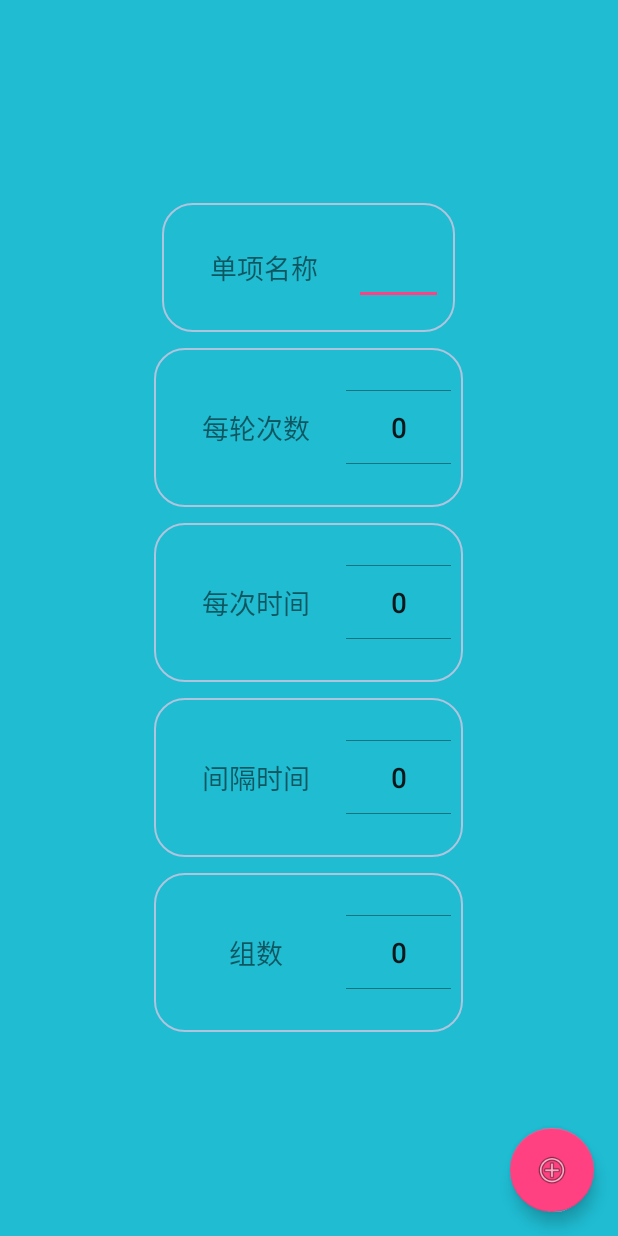
After one commit to xiaoyuz/TikTokTrainer, an Android app: the layout fragment_custom_mode_item_setting.xml on its own in the app's theme, with its tools: preview values and no code run, on a phone screen of 412 x 824 dp. The commit adds this screen. Run offline under Robolectric (Android 15) with nearby library versions, the phone set to English and light mode, and no system bars.

Commit message:
Custom mode

```diff
--- a/app/src/main/java/xiaoyuz/com/tiktoktrainer/contract/view/MainFragment.kt
+++ b/app/src/main/java/xiaoyuz/com/tiktoktrainer/contract/view/MainFragment.kt
@@ -11,6 +11,7 @@ import xiaoyuz.com.tiktoktrainer.R
 import xiaoyuz.com.tiktoktrainer.constants.Mode
 import xiaoyuz.com.tiktoktrainer.contract.MainContract
 import xiaoyuz.com.tiktoktrainer.contract.presenter.CountModeSettingPresenter
+import xiaoyuz.com.tiktoktrainer.contract.presenter.CustomModeListPresenter
 import xiaoyuz.com.tiktoktrainer.contract.presenter.MainPresenter
 import xiaoyuz.com.tiktoktrainer.contract.presenter.TimeModeSettingPresenter
 import xiaoyuz.com.tiktoktrainer.utils.addFragment
@@ -39,6 +40,10 @@ class MainFragment : Fragment(), MainContract.View {
                 CountModeSettingPresenter(it)
                 (activity as AppCompatActivity).addFragment(it)
             }
+            Mode.CUSTOM_MODE -> CustomModeListFragment().also {
+                CustomModeListPresenter(it)
+                (activity as AppCompatActivity).addFragment(it)
+            }
         }
     }
 }
--- a/app/src/main/java/xiaoyuz/com/tiktoktrainer/domain/TrainingSchedule.kt
+++ b/app/src/main/java/xiaoyuz/com/tiktoktrainer/domain/TrainingSchedule.kt
@@ -4,6 +4,7 @@ import xiaoyuz.com.tiktoktrainer.constants.Mode
 import xiaoyuz.com.tiktoktrainer.constants.ScheduleType
 
 data class TrainingSchedule(val mode: Mode, val type: ScheduleType, val time: Int? = null,
-                            val count: Int? = null, val perTime: Int? = null) {
+                            val count: Int? = null, val perTime: Int? = null,
+                            val name: String? = null) {
     constructor(): this(mode = Mode.TIME_MODE, type = ScheduleType.REST)
 }
--- /dev/null
+++ b/app/src/main/res/layout/fragment_custom_mode_item_setting.xml
@@ -0,0 +1,94 @@
+<?xml version="1.0" encoding="utf-8"?>
+<android.support.design.widget.CoordinatorLayout xmlns:android="http://schemas.android.com/apk/res/android"
+    xmlns:app="http://schemas.android.com/apk/res-auto"
+    xmlns:tools="http://schemas.android.com/tools"
+    android:layout_width="match_parent"
+    android:layout_height="match_parent">
+    <RelativeLayout
+        android:layout_width="match_parent"
+        android:layout_height="match_parent"
+        android:background="@color/color_setting_background"
+        android:gravity="center">
+
+        <LinearLayout
+            android:id="@+id/layout_name"
+            style="@style/SettingFrameItemStyle"
+            android:layout_alignRight="@id/layout_round_count"
+            android:layout_alignLeft="@id/layout_round_count">
+
+            <TextView
+                style="@style/SettingFrameTextViewStyle"
+                android:text="@string/tv_setting_item_name" />
+
+            <EditText
+                android:id="@+id/itemName"
+                android:layout_width="match_parent"
+                android:layout_height="@dimen/setting_frame_tv_height" />
+        </LinearLayout>
+
+        <LinearLayout
+            android:id="@+id/layout_round_count"
+            style="@style/SettingFrameItemStyle"
+            android:layout_below="@id/layout_name">
+
+            <TextView
+                style="@style/SettingFrameTextViewStyle"
+                android:text="@string/tv_setting_round_count" />
+
+            <xiaoyuz.com.tiktoktrainer.widget.TrainerNumberPicker
+                android:id="@+id/roundCount"
+                style="@style/SettingFrameNumberPickStyle" />
+        </LinearLayout>
+
+        <LinearLayout
+            android:id="@+id/layout_per_time"
+            style="@style/SettingFrameItemStyle"
+            android:layout_below="@id/layout_round_count">
+
+            <TextView
+                style="@style/SettingFrameTextViewStyle"
+                android:text="@string/tv_setting_per_time" />
+
+            <xiaoyuz.com.tiktoktrainer.widget.TrainerNumberPicker
+                android:id="@+id/perTime"
+                style="@style/SettingFrameNumberPickStyle" />
+        </LinearLayout>
+
+        <LinearLayout
+            android:id="@+id/layout_rest_time"
+            style="@style/SettingFrameItemStyle"
+            android:layout_below="@id/layout_per_time">
+
+            <TextView
+                style="@style/SettingFrameTextViewStyle"
+                android:text="@string/tv_setting_rest_time" />
+
+            <xiaoyuz.com.tiktoktrainer.widget.TrainerNumberPicker
+                android:id="@+id/restTime"
+                style="@style/SettingFrameNumberPickStyle" />
+        </LinearLayout>
+
+        <LinearLayout
+            android:id="@+id/layout_count"
+            style="@style/SettingFrameItemStyle"
+            android:layout_below="@id/layout_rest_time">
+
+            <TextView
+                style="@style/SettingFrameTextViewStyle"
+                android:text="@string/tv_setting_count" />
+
+            <xiaoyuz.com.tiktoktrainer.widget.TrainerNumberPicker
+                android:id="@+id/count"
+                style="@style/SettingFrameNumberPickStyle" />
+        </LinearLayout>
+
+    </RelativeLayout>
+
+    <android.support.design.widget.FloatingActionButton
+        android:id="@+id/addButton"
+        android:layout_width="wrap_content"
+        android:layout_height="wrap_content"
+        android:layout_gravity="bottom|end"
+        android:layout_margin="@dimen/fab_margin"
+        android:src="@android:drawable/ic_menu_add" />
+</android.support.design.widget.CoordinatorLayout>
--- a/app/src/main/res/values/strings.xml
+++ b/app/src/main/res/values/strings.xml
@@ -10,6 +10,7 @@
     <string name="tv_setting_count">组数</string>
     <string name="tv_setting_round_count">每轮次数</string>
     <string name="tv_setting_per_time">每次时间</string>
+    <string name="tv_setting_item_name">单项名称</string>
 
     <string name="status_work_out">WORK OUT</string>
     <string name="status_rest_now">REST NOW</string>
```
Also changed, not shown: app/src/main/java/xiaoyuz/com/tiktoktrainer/contract/CustomModeListContract.kt (added, +20 -0 lines), app/src/main/java/xiaoyuz/com/tiktoktrainer/contract/presenter/CustomModeListPresenter.kt (added, +25 -0 lines), app/src/main/java/xiaoyuz/com/tiktoktrainer/contract/view/CustomModeItemSettingFragment.kt (added, +67 -0 lines), app/src/main/java/xiaoyuz/com/tiktoktrainer/contract/view/CustomModeListFragment.kt (added, +56 -0 lines), app/src/main/java/xiaoyuz/com/tiktoktrainer/contract/view/TrainingFragment.kt (+8 -0 lines), app/src/main/java/xiaoyuz/com/tiktoktrainer/contract/view/adapter/CustomModeListAdapter.kt (added, +48 -0 lines), app/src/main/res/layout/custom_mode_add_item.xml (added, +12 -0 lines), app/src/main/res/layout/custom_mode_item.xml (added, +20 -0 lines), app/src/main/res/layout/fragment_custom_mode_list.xml (added, +20 -0 lines), app/src/main/res/layout/fragment_training.xml (+10 -0 lines).
